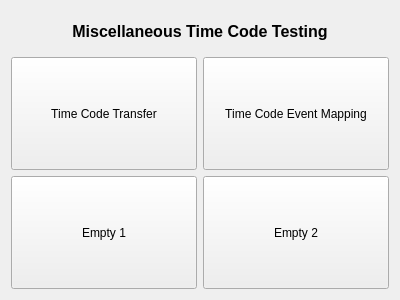
Above: QtGuiApplicationTest/QtGuiApplicationTest/Miscellaneous/MiscellaneousTimeCode.ui from xautshuanglong/QtLearningRepository before the change. Below: the same form after it.
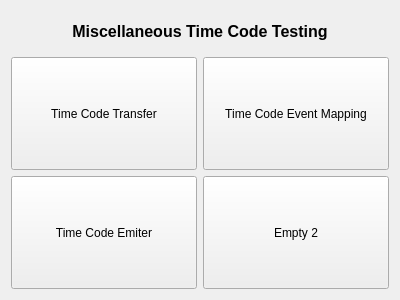
That is the form after the change. Custom widgets are drawn as their Qt base class.

The edit to the form file:
```diff
--- a/QtGuiApplicationTest/QtGuiApplicationTest/Miscellaneous/MiscellaneousTimeCode.ui
+++ b/QtGuiApplicationTest/QtGuiApplicationTest/Miscellaneous/MiscellaneousTimeCode.ui
@@ -99,7 +99,7 @@
         </sizepolicy>
        </property>
        <property name="text">
-        <string>Empty 1</string>
+        <string>Time Code Emiter</string>
        </property>
       </widget>
      </item>
```
Left out of the diff: 2 changed lines with no effect on the pictures.
